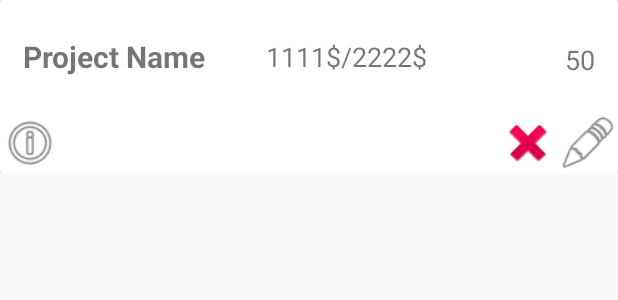
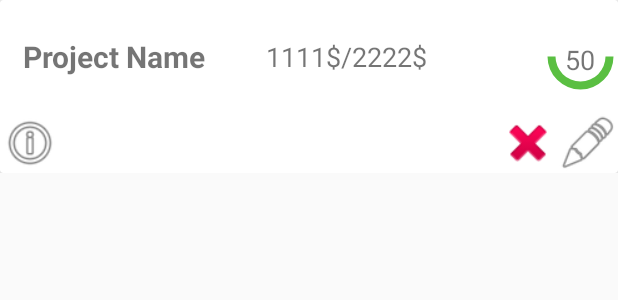
Before and after one commit to stefanmiljakovic/BudgetManagerSrc, an Android app: the layout item_layout.xml on its own in the app's theme, with its tools: preview values and no code run, on a phone screen of 412 x 824 dp. Shown: the top 300 px of the screen. Run offline under Robolectric (Android 15) with nearby library versions, the phone set to English and light mode, and no system bars.

Commit message:
Make some display corrections

```diff
--- a/app/src/main/res/layout/item_layout.xml
+++ b/app/src/main/res/layout/item_layout.xml
@@ -46,21 +46,24 @@
     android:layout_alignParentRight="true"
     android:layout_centerVertical="true"
     >
+
     <ProgressBar
         android:id="@+id/progressBar"
         style="?android:attr/progressBarStyleHorizontal"
         android:layout_width="50dp"
         android:layout_height="50dp"
         android:max="100"
-                    android:progressDrawable="@drawable/progress_bar_circular"/>
+        android:progress="50"
+        android:progressDrawable="@drawable/progress_bar_circular" />
                 <TextView
                     android:id="@+id/progressBarLabel"
                     android:layout_width="20dp"
                     android:layout_height="20dp"
                     android:textSize="18dp"
-                    android:layout_centerInParent="true"
                     android:text="50"
-                    />
+                    android:gravity="center"
+                    android:layout_centerVertical="true"
+                    android:layout_centerHorizontal="true" />
 </RelativeLayout>
             </RelativeLayout>
 
```
Lines whose indentation alone changed are shown as unchanged.
